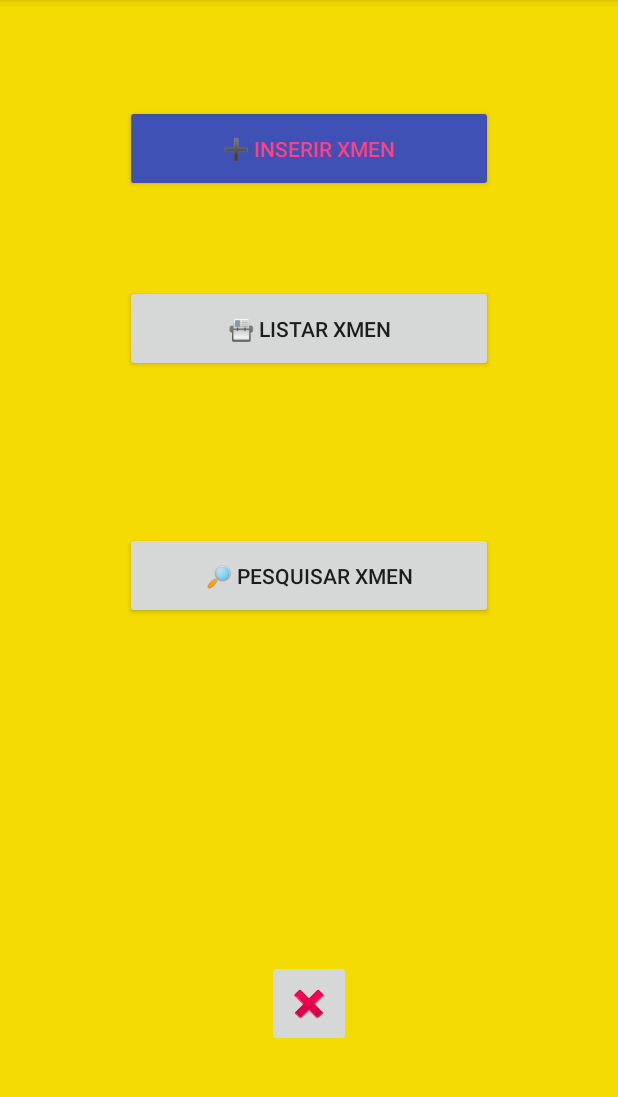
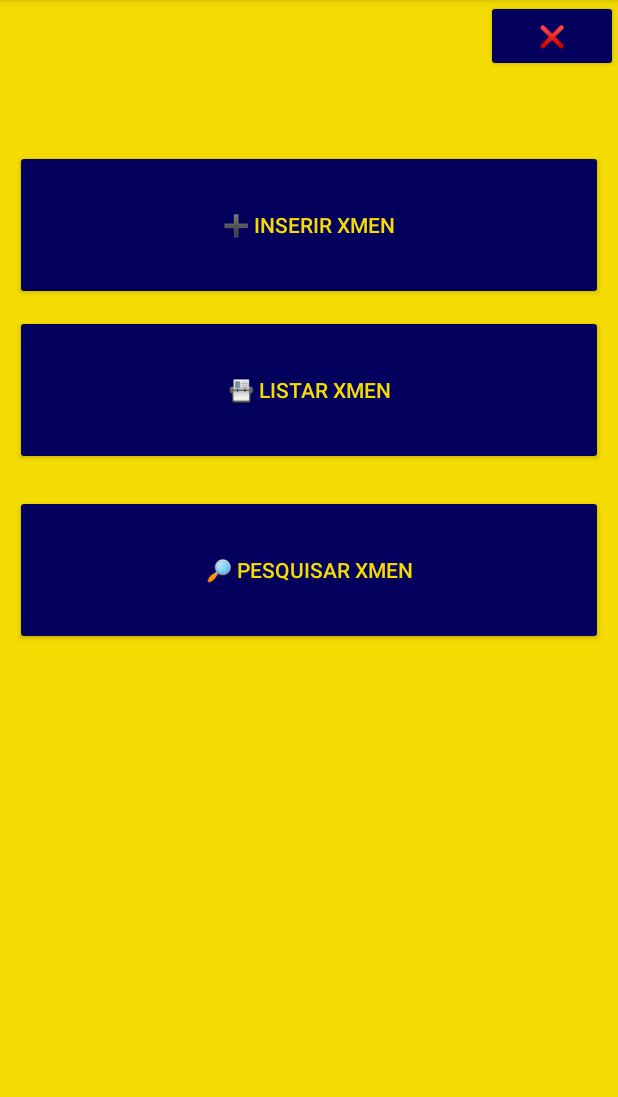
Before and after one commit to itaayp/BD-Mutantes, an Android app: the screen it shows after launch (DashboardActivity), on a phone screen of 412 x 824 dp, the part 84-1181 px from its top. Run offline under Robolectric (Android 15) with nearby library versions, the phone set to English and light mode, and no system bars.

Commit message:
Mostrando cores do jeito certo

```diff
--- a/app/src/main/res/layout/activity_dashboard.xml
+++ b/app/src/main/res/layout/activity_dashboard.xml
@@ -9,44 +9,51 @@
 
     <Button
         android:id="@+id/btnCadastrar"
-        android:layout_width="245dp"
-        android:layout_height="58dp"
+        android:layout_width="match_parent"
+        android:layout_height="100dp"
         android:layout_alignParentTop="true"
-        android:layout_centerHorizontal="true"
-        android:layout_marginTop="70dp"
+        android:layout_marginTop="100dp"
+        android:layout_marginLeft="10dp"
+        android:layout_marginRight="10dp"
+        android:backgroundTint="@color/colorBlue"
+        android:contentDescription="@string/cadastrar"
         android:onClick="telaCadastrar"
         android:text="@string/cadastrar"
-        android:textColor="@color/colorAccent"
-        android:backgroundTint="@color/colorPrimary"
-        />
+        android:textColor="@color/colorYellow" />
 
     <Button
         android:id="@+id/btnListar"
-        android:layout_width="245dp"
-        android:layout_height="58dp"
-        android:layout_alignParentTop="true"
-        android:layout_centerHorizontal="true"
-        android:layout_marginTop="190dp"
+        android:layout_width="match_parent"
+        android:layout_height="100dp"
+        android:layout_margin="10dp"
+        android:layout_centerVertical="true"
+        android:layout_below="@id/btnCadastrar"
         android:onClick="telaListar"
-        android:text="@string/listar" />
+        android:text="@string/listar"
+        android:backgroundTint="@color/colorBlue"
+        android:textColor="@color/colorYellow"/>
 
     <Button
         android:id="@+id/btnPesquisar"
-        android:layout_width="245dp"
-        android:layout_height="58dp"
-        android:layout_centerHorizontal="true"
+        android:layout_width="match_parent"
+        android:layout_height="100dp"
+        android:layout_margin="10dp"
         android:layout_centerVertical="true"
-        android:layout_marginTop="310dp"
+        android:layout_below="@id/btnListar"
         android:onClick="telaPesquisar"
-        android:text="@string/pesquisar" />
+        android:text="@string/pesquisar"
+        android:backgroundTint="@color/colorBlue"
+        android:textColor="@color/colorYellow" />
 
-    <ImageButton
+    <Button
         android:id="@+id/btnFechar"
         android:layout_width="wrap_content"
-        android:layout_height="58dp"
-        android:layout_alignParentBottom="true"
-        android:layout_centerHorizontal="true"
-        android:layout_marginBottom="70dp"
+        android:layout_height="wrap_content"
+        android:layout_alignParentTop="true"
+        android:layout_alignParentRight="true"
+        android:contentDescription="fechar"
         android:onClick="fechar"
-        app:srcCompat="@android:drawable/ic_delete" />
+        android:text="@string/fechar"
+        android:backgroundTint="@color/colorBlue"
+        android:textColor="@color/colorYellow" />
 </RelativeLayout>
--- a/app/src/main/res/values/strings.xml
+++ b/app/src/main/res/values/strings.xml
@@ -1,6 +1,7 @@
 <resources>
     <string name="app_name">mutantesdb</string>
-    <string name="cadastrar">➕  Inserir XMEN</string>
-    <string name="listar">📇  Listar XMEN</string>
-    <string name="pesquisar">🔎  Pesquisar XMEN</string>
+    <string name="cadastrar">➕    Inserir XMEN</string>
+    <string name="listar">📇    Listar XMEN</string>
+    <string name="pesquisar">🔎    Pesquisar XMEN</string>
+    <string name="fechar">❌</string>
 </resources>
```
